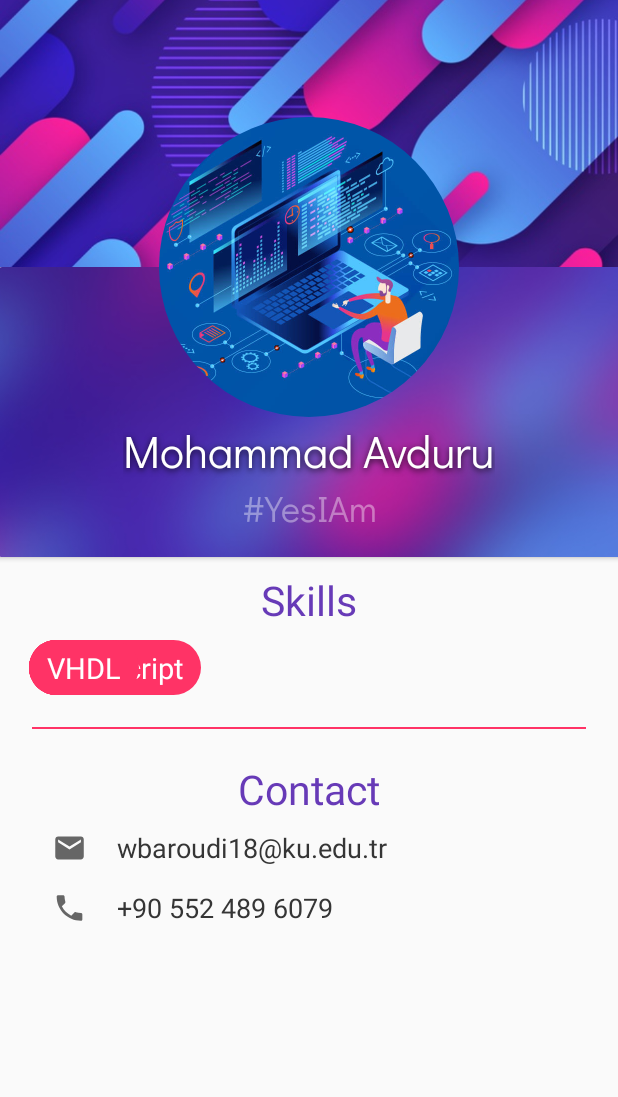
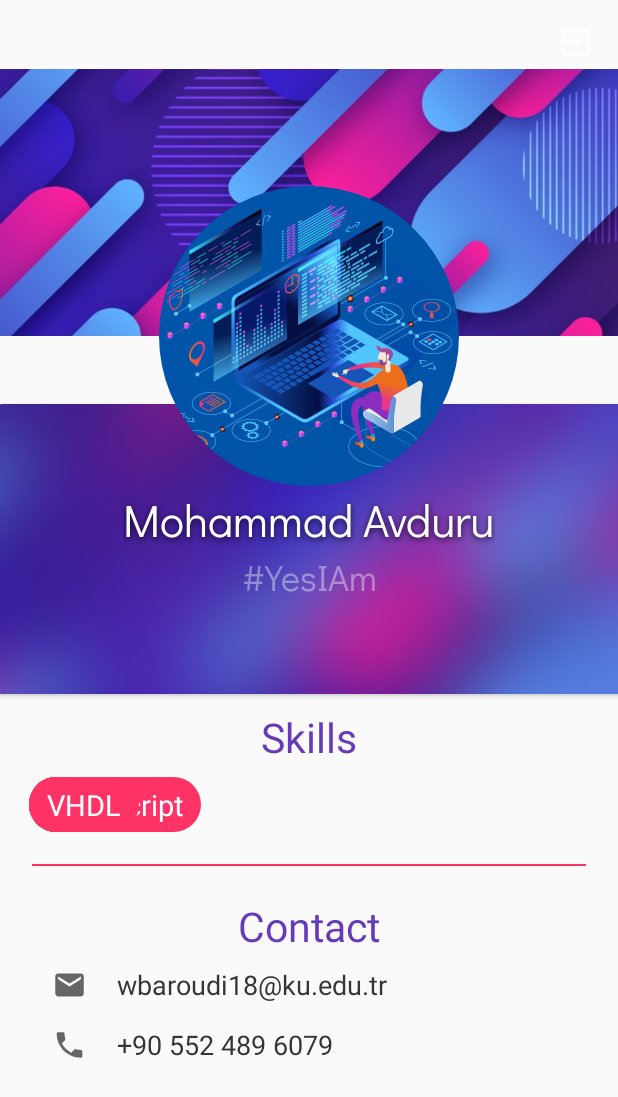
Before and after one commit to waleedbaroudi/Eino, an Android app: the UserProfileActivity screen opened directly, with no data from a screen before it, on a phone screen of 412 x 824 dp. Shown: the top 1097 px of the screen. Run offline under Robolectric (Android 15) with nearby library versions, the phone set to English and light mode, and no system bars; our stand-ins replace CircleImageView; libraries missing offline, so code that uses them is left out: com.nex3z.flowlayout; plain views replace FlowLayout; Roboto replaces fonts that are not available here; 1 statement that could not run was skipped.

Commit message:
Add sign_out_button to the profile layout

```diff
--- a/app/build.gradle
+++ b/app/build.gradle
@@ -10,7 +10,7 @@
         targetSdkVersion 29
         versionCode 1
         versionName "1.0"
-
+        vectorDrawables.useSupportLibrary = true
         testInstrumentationRunner "androidx.test.runner.AndroidJUnitRunner"
     }
 
--- /dev/null
+++ b/app/src/main/res/drawable/sign_out_vector.xml
@@ -0,0 +1,9 @@
+<vector android:height="24dp" android:tint="@android:color/white"
+    android:viewportHeight="24.0" android:viewportWidth="24.0"
+    android:width="24dp" xmlns:android="http://schemas.android.com/apk/res/android">
+    <path android:fillColor="#FF000000" android:pathData="M10.09,15.59L11.5,17l5,-5 -5,-5 -1.41,1.41L12.67,11H3v2h9.67l-2.58,2.59zM19,3H5c-1.11,0 -2,0.9 -2,2v4h2V5h14v14H5v-4H3v4c0,1.1 0.89,2 2,2h14c1.1,0 2,-0.9 2,-2V5c0,-1.1 -0.9,-2 -2,-2z"
+
+
+        />
+
+</vector>
--- a/app/src/main/res/layout/activity_user_profile.xml
+++ b/app/src/main/res/layout/activity_user_profile.xml
@@ -6,6 +6,22 @@
     android:layout_width="match_parent"
     android:layout_height="match_parent"
     tools:context=".controllers.UserProfileActivity">
+
+    <ImageButton
+        android:id="@+id/sign_out_button"
+        android:layout_width="wrap_content"
+        android:layout_height="wrap_content"
+        android:layout_marginTop="16dp"
+        android:layout_marginBottom="112dp"
+        android:background="#00666666"
+        android:elevation="3dp"
+        app:layout_constraintBottom_toTopOf="@+id/cardView"
+        app:layout_constraintEnd_toEndOf="parent"
+        app:layout_constraintHorizontal_bias="0.958"
+        app:layout_constraintStart_toStartOf="parent"
+        app:layout_constraintTop_toTopOf="parent"
+        app:layout_constraintVertical_bias="0.0"
+        app:srcCompat="@drawable/sign_out_vector" />
 
     <ImageView
         android:id="@+id/imageView"
@@ -29,14 +45,15 @@
         android:layout_marginLeft="-1dp"
         android:layout_marginEnd="-1dp"
         android:layout_marginRight="-1dp"
+        android:layout_marginBottom="361dp"
         android:elevation="0dp"
         app:cardElevation="2dp"
-        app:layout_constraintBottom_toTopOf="@+id/scrollView2"
+        app:layout_constraintBottom_toBottomOf="parent"
         app:layout_constraintDimensionRatio="3:1.4"
         app:layout_constraintEnd_toEndOf="parent"
         app:layout_constraintHorizontal_bias="0.5"
         app:layout_constraintStart_toStartOf="parent"
-        app:layout_constraintTop_toBottomOf="@+id/imageView">
+        app:layout_constraintTop_toBottomOf="@+id/imageButton">
 
         <ImageView
             android:id="@+id/imageView2"
```
